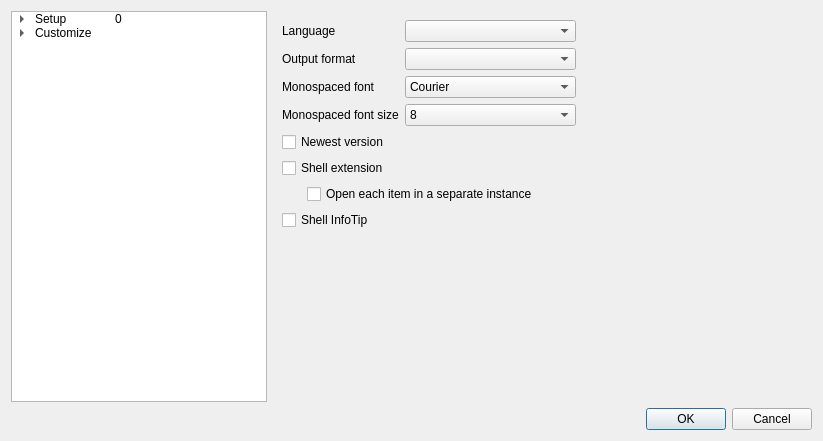
Qt form Source/GUI/Qt/prefs.ui (MediaArea/MediaInfo) before a commit.
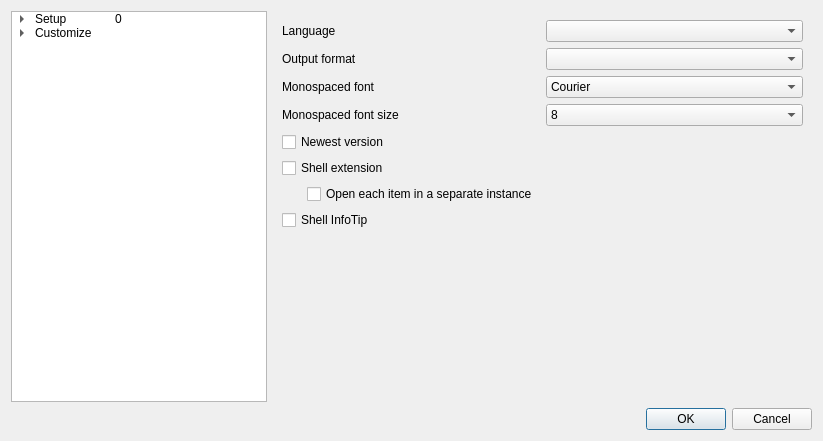
The same form after that commit.

Commit message: Qt GUI: Make prefs contents adapt to window size

```diff
--- a/Source/GUI/Qt/prefs.ui
+++ b/Source/GUI/Qt/prefs.ui
@@ -110,18 +110,15 @@
         <number>0</number>
        </property>
        <widget class="QWidget" name="Setup">
-        <property name="sizePolicy">
-         <sizepolicy hsizetype="Minimum" vsizetype="Minimum">
-          <horstretch>0</horstretch>
-          <verstretch>0</verstretch>
-         </sizepolicy>
-        </property>
-        <layout class="QGridLayout" name="gridLayout" columnstretch="25,0">
-         <property name="sizeConstraint">
-          <enum>QLayout::SizeConstraint::SetFixedSize</enum>
-         </property>
+        <layout class="QGridLayout" name="gridLayout">
          <item row="3" column="1">
           <widget class="QFontComboBox" name="comboBox_font">
+           <property name="sizePolicy">
+            <sizepolicy hsizetype="Expanding" vsizetype="Fixed">
+             <horstretch>0</horstretch>
+             <verstretch>0</verstretch>
+            </sizepolicy>
+           </property>
            <property name="editable">
             <bool>false</bool>
            </property>
@@ -132,6 +129,12 @@
          </item>
          <item row="4" column="1">
           <widget class="QComboBox" name="comboBox_fontSize">
+           <property name="sizePolicy">
+            <sizepolicy hsizetype="Expanding" vsizetype="Fixed">
+             <horstretch>0</horstretch>
+             <verstretch>0</verstretch>
+            </sizepolicy>
+           </property>
            <item>
             <property name="text">
              <string>8</string>
@@ -181,6 +184,12 @@
          </item>
          <item row="3" column="0">
           <widget class="QLabel" name="label_4">
+           <property name="sizePolicy">
+            <sizepolicy hsizetype="Expanding" vsizetype="Preferred">
+             <horstretch>0</horstretch>
+             <verstretch>0</verstretch>
+            </sizepolicy>
+           </property>
            <property name="text">
             <string>Monospaced font</string>
            </property>
@@ -188,6 +197,12 @@
          </item>
          <item row="2" column="0">
           <widget class="QLabel" name="label_2">
+           <property name="sizePolicy">
+            <sizepolicy hsizetype="Expanding" vsizetype="Preferred">
+             <horstretch>0</horstretch>
+             <verstretch>0</verstretch>
+            </sizepolicy>
+           </property>
            <property name="text">
             <string>Output format</string>
            </property>
@@ -195,38 +210,44 @@
          </item>
          <item row="1" column="0">
           <widget class="QLabel" name="label">
+           <property name="sizePolicy">
+            <sizepolicy hsizetype="Expanding" vsizetype="Preferred">
+             <horstretch>0</horstretch>
+             <verstretch>0</verstretch>
+            </sizepolicy>
+           </property>
            <property name="text">
             <string>Language</string>
            </property>
           </widget>
          </item>
          <item row="1" column="1">
-          <widget class="QComboBox" name="comboBox_language"/>
+          <widget class="QComboBox" name="comboBox_language">
+           <property name="sizePolicy">
+            <sizepolicy hsizetype="Expanding" vsizetype="Fixed">
+             <horstretch>0</horstretch>
+             <verstretch>0</verstretch>
+            </sizepolicy>
+           </property>
+          </widget>
          </item>
          <item row="4" column="0">
           <widget class="QLabel" name="label_5">
+           <property name="sizePolicy">
+            <sizepolicy hsizetype="Expanding" vsizetype="Preferred">
+             <horstretch>0</horstretch>
+             <verstretch>0</verstretch>
+            </sizepolicy>
+           </property>
            <property name="text">
             <string>Monospaced font size</string>
            </property>
           </widget>
          </item>
-         <item row="9" column="0">
-          <spacer name="verticalSpacer_5">
-           <property name="orientation">
-            <enum>Qt::Orientation::Vertical</enum>
-           </property>
-           <property name="sizeHint" stdset="0">
-            <size>
-             <width>20</width>
-             <height>40</height>
-            </size>
-           </property>
-          </spacer>
-         </item>
          <item row="2" column="1">
           <widget class="QComboBox" name="comboBox_defaultview">
            <property name="sizePolicy">
-            <sizepolicy hsizetype="Minimum" vsizetype="Fixed">
+            <sizepolicy hsizetype="Expanding" vsizetype="Fixed">
              <horstretch>0</horstretch>
              <verstretch>0</verstretch>
             </sizepolicy>
@@ -235,6 +256,12 @@
          </item>
          <item row="5" column="0" colspan="2">
           <widget class="QCheckBox" name="checkForNewVersion">
+           <property name="sizePolicy">
+            <sizepolicy hsizetype="Expanding" vsizetype="Fixed">
+             <horstretch>0</horstretch>
+             <verstretch>0</verstretch>
+            </sizepolicy>
+           </property>
            <property name="text">
             <string>Newest version</string>
            </property>
@@ -242,6 +269,12 @@
          </item>
          <item row="6" column="0" colspan="2">
           <widget class="QCheckBox" name="shellExtension">
+           <property name="sizePolicy">
+            <sizepolicy hsizetype="Expanding" vsizetype="Fixed">
+             <horstretch>0</horstretch>
+             <verstretch>0</verstretch>
+            </sizepolicy>
+           </property>
            <property name="text">
             <string>Shell extension</string>
            </property>
@@ -254,6 +287,12 @@
            </property>
            <item>
             <widget class="QCheckBox" name="shellExtension_separateInstance">
+             <property name="sizePolicy">
+              <sizepolicy hsizetype="Expanding" vsizetype="Fixed">
+               <horstretch>0</horstretch>
+               <verstretch>0</verstretch>
+              </sizepolicy>
+             </property>
              <property name="text">
               <string>Open each item in a separate instance</string>
              </property>
@@ -263,11 +302,30 @@
          </item>
          <item row="8" column="0" colspan="2">
           <widget class="QCheckBox" name="shellInfoTip">
+           <property name="sizePolicy">
+            <sizepolicy hsizetype="Expanding" vsizetype="Fixed">
+             <horstretch>0</horstretch>
+             <verstretch>0</verstretch>
+            </sizepolicy>
+           </property>
            <property name="text">
             <string>Shell InfoTip</string>
            </property>
           </widget>
          </item>
+         <item row="9" column="0" colspan="2">
+          <spacer name="verticalSpacer_5">
+           <property name="orientation">
+            <enum>Qt::Orientation::Vertical</enum>
+           </property>
+           <property name="sizeHint" stdset="0">
+            <size>
+             <width>20</width>
+             <height>40</height>
+            </size>
+           </property>
+          </spacer>
+         </item>
         </layout>
        </widget>
        <widget class="QWidget" name="Advanced">
```
Left out of the diff: 56 changed lines with no effect on the pictures.
